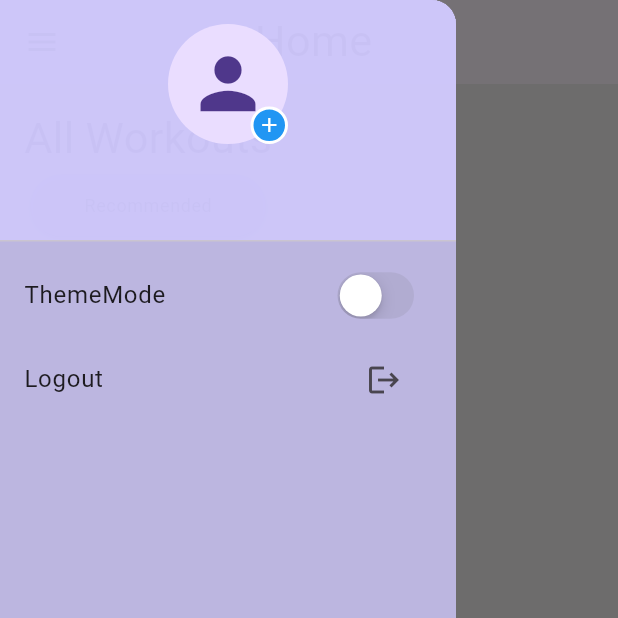
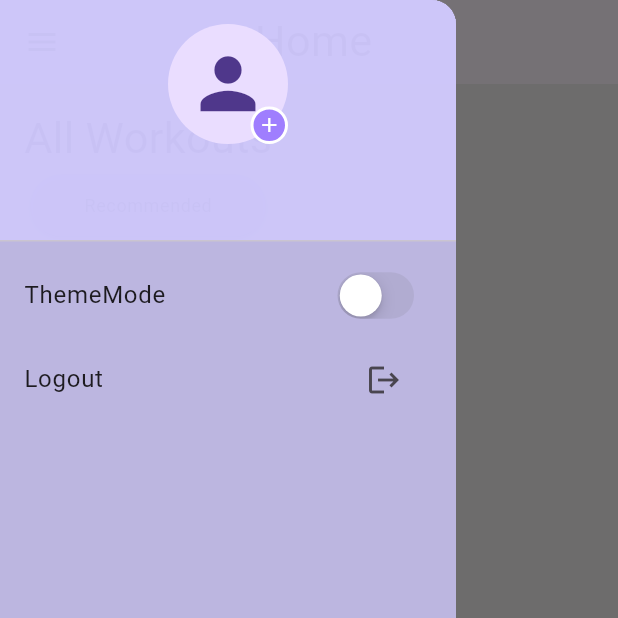
Before and after one commit to Mawaddatiqbal1035/Gen_fit_App, a Flutter app: the HomeScreen2 screen opened directly, in the side drawer, after a tap on the "add" icon, on a phone screen of 412 x 824 dp, the top half of it. Run offline on Flutter 3.47's test engine with Material 3 defaults, Android fonts, the phone set to English and light mode, and no system bars; our stand-ins replace either_dart, firebase_auth, firebase_core, flutter_gemini, flutter_otp_text_field, flutter_svg and 6 more; missing offline and left inert: firebase_auth_platform_interface, google_mlkit_face_detection; accounts and stored records are empty.

Commit message:
my second  commit

```diff
--- a/lib/core/shared_services/firbase_auth_service.dart
+++ b/lib/core/shared_services/firbase_auth_service.dart
@@ -58,4 +58,5 @@ class FirebaseAuthService extends GetxController{
     }
   }
 
+
 }
--- a/lib/features/ai_workout_recommendication/presentation/controllers/camera_controller_pick_image.dart
+++ b/lib/features/ai_workout_recommendication/presentation/controllers/camera_controller_pick_image.dart
@@ -4,6 +4,7 @@ import 'package:image_picker/image_picker.dart';
 import 'package:google_mlkit_face_detection/google_mlkit_face_detection.dart';
 
 class CameraControllerPickImage extends GetxController {
+  File? imageFile;
   File? file;
   late final FaceDetector _faceDetector;
   var isProcessing = false.obs;
@@ -65,12 +66,12 @@ class CameraControllerPickImage extends GetxController {
   }
 
   pickImageDrawer(ImageSource imageSource)async {
-    final fileImage = await ImagePicker().pickImage(source: imageSource);
+  final fileImage = await ImagePicker().pickImage(source: imageSource);
     if (fileImage == null) {
       return "No image selected";
     }else{
-      file = File(fileImage.path);
-      return file;
+      imageFile = File(fileImage.path);
+      return imageFile;
     }
   }
 }
--- a/lib/features/ai_workout_recommendication/presentation/screens/home_screen2.dart
+++ b/lib/features/ai_workout_recommendication/presentation/screens/home_screen2.dart
@@ -252,7 +252,7 @@ class _HomeScreen2State extends State<HomeScreen2> {
   }
   Future<void> fetchYouTubeVideos(String exercise) async {
     String apiKey = "AIzaSyAZ-xy21dRcNUCEOqxFbNw1paI4K1phkms";
-    String formattedQuery = "$exercise of fitness gim workouts every person have different exercise of fitness";  // 👈 Ensure relevant videos
+    String formattedQuery = "$exercise of fitness gim workouts every person have different exercise of fitness";
     String url =
         "https://www.googleapis.com/youtube/v3/search?part=snippet&q=$formattedQuery&type=video&maxResults=200&key=$apiKey";
 
--- a/lib/features/ai_workout_recommendication/presentation/widgets/home_screen_drawer_widget.dart
+++ b/lib/features/ai_workout_recommendication/presentation/widgets/home_screen_drawer_widget.dart
@@ -3,6 +3,7 @@ import 'package:either_dart/either.dart';
 import 'package:flutter/cupertino.dart';
 import 'package:flutter/material.dart';
 import 'package:gen_fit/controllers/onBoard_get_controller.dart';
+import 'package:gen_fit/core/utils/app_constants/colors/app_colors.dart';
 import 'package:gen_fit/database_sqflite.dart';
 import 'package:gen_fit/features/ai_workout_recommendication/presentation/controllers/camera_controller_pick_image.dart';
 import 'package:get/get.dart';
@@ -38,7 +39,7 @@ class HomeScreenDrawerWidget extends StatelessWidget {
 
                            // backgroundImage:imageController.file!=null?FileImage(File(imageController.file!.path)):null,
                           radius: 40,
-                          child: imageController.file!=null? Image.file(File(imageController.file!.path),fit: BoxFit.cover,):Icon(Icons.person, size: 55),
+                          child: imageController.imageFile!=null? Image.file(File(imageController.imageFile!.path),fit: BoxFit.fill):Icon(Icons.person, size: 55),
                         ),
 
                           Positioned(
@@ -49,7 +50,7 @@ class HomeScreenDrawerWidget extends StatelessWidget {
                               width: 25,
                               decoration: BoxDecoration(
                                 shape: BoxShape.circle,
-                                color: Colors.blue,
+                                color: AppColors.lightPrimary,
                                 border: Border.all(color: Colors.white, width: 2),
                               ),
                               child: GestureDetector(
--- a/lib/features/authentication/presentation/controllers/login_firbase_controller.dart
+++ b/lib/features/authentication/presentation/controllers/login_firbase_controller.dart
@@ -5,6 +5,7 @@ import 'package:gen_fit/core/error_handling/failure.dart';
 import 'package:gen_fit/core/utils/app_constants/texts/app_authentication_texts_expanded.dart';
 import 'package:gen_fit/database_sqflite.dart';
 import 'package:gen_fit/features/ai_workout_recommendication/presentation/screens/home_screen2.dart';
+import 'package:gen_fit/features/authentication/presentation/screens/login_screen.dart';
 import 'package:gen_fit/features/authentication/presentation/screens/signup_screen.dart';
 import 'package:get/get.dart';
 import '../../../../core/router/app_routes.dart';
@@ -141,7 +142,7 @@ class LoginFirebaseController extends GetxController {
       if (auth.currentUser != null) {
         await auth.signOut();
         Navigator.push(
-            context, MaterialPageRoute(builder: (context) => SignupScreen()));
+            context, MaterialPageRoute(builder: (context) => LoginScreen()));
       }
     } catch(e){
       print(Failure(errorMessage: e.toString()));
--- a/lib/main.dart
+++ b/lib/main.dart
@@ -2,6 +2,8 @@ import 'package:firebase_auth/firebase_auth.dart';
 import 'package:firebase_core/firebase_core.dart';
 import 'package:flutter_gemini/flutter_gemini.dart';
 import 'package:gen_fit/core/router/app_routes.dart';
+import 'package:gen_fit/core/shared_features/theme_management/domain/repositories/theme_repository.dart';
+import 'package:gen_fit/core/shared_features/theme_management/domain/usecase/theme_usecase.dart';
 import 'package:gen_fit/features/ai_workout_recommendication/data/data-sources/exercise_api_data_source.dart';
 import 'package:gen_fit/features/authentication/presentation/screens/forget_screen.dart';
 import 'package:gen_fit/features/authentication/presentation/screens/signup_screen.dart';
@@ -43,7 +45,6 @@ class MyApp extends StatelessWidget {
 
   @override
   Widget build(BuildContext context) {
-
     return Obx((){
       final x=Get.find<ThemeController2>();
          return GetMaterialApp(
@@ -53,7 +54,7 @@ class MyApp extends StatelessWidget {
           debugShowCheckedModeBanner: false,
           home:  Obx((){
       final onboard=Get.find<OnBoardGetController>();
-      return onboard.isLogin.value==true ?HomeScreen2():HomeScreen2();
+      return onboard.isLogin.value==true ?HomeScreen2():OnBoardScreen();
       }));});
 
   }
```
Also changed, not shown: lib/features/ai_workout_recommendication/presentation/controllers/gemini_controller.dart (+5 -2 lines).
